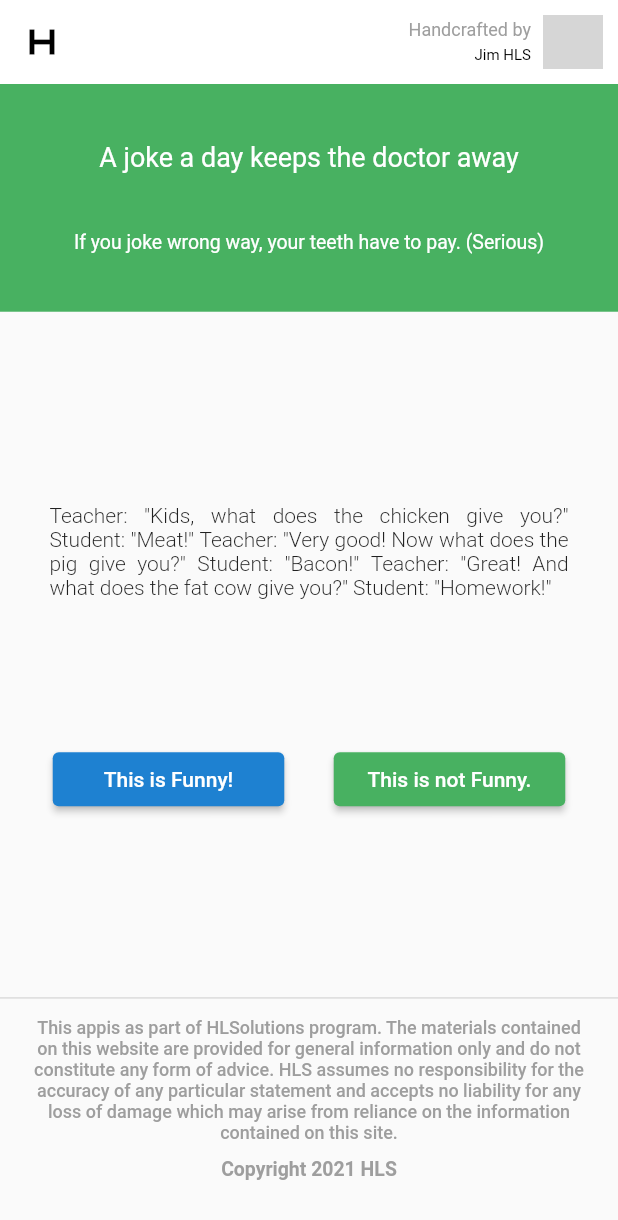
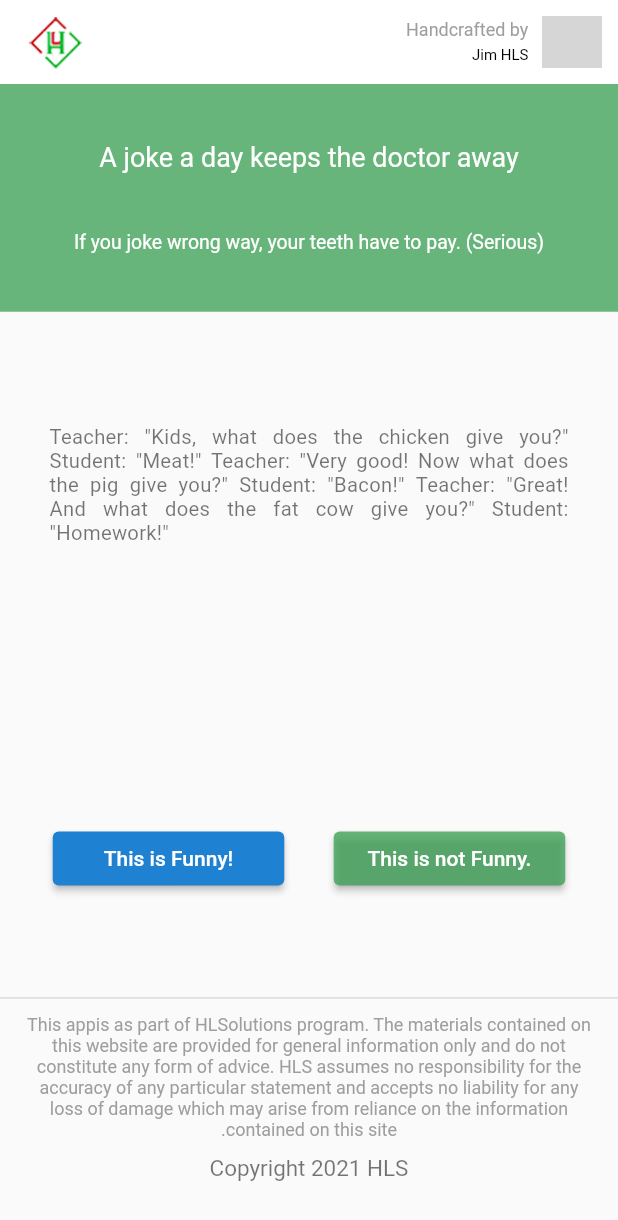
Before and after one commit to T-qa/hls-interview-test, a Flutter app: the screen it shows after launch, after a tap on "This is Funny!", on a phone screen of 412 x 824 dp. Shown: the top 1220 px of the screen. Run offline on Flutter 3.47's test engine with Material 2 defaults, Android fonts, the phone set to English and light mode, and no system bars; our stand-ins replace flutter_screenutil, sqflite, sqflite_common_ffi; accounts and stored records are empty; network calls fail; grey boxes are pictures that could not be loaded.

Commit message:
fix(mobile): resolve issue with initialJokes not updating on app restart

```diff
--- a/Mobile/joke_single_serving_app/lib/constants/app_constant.dart
+++ b/Mobile/joke_single_serving_app/lib/constants/app_constant.dart
@@ -6,7 +6,7 @@ class AppConstants {
       'That\'s all the jokes for today! Come back another day!';
   static const String copyRightMessage =
       'This appis as part of HLSolutions program. The materials contained on this website are provided for general information only and do not constitute any form of advice. HLS assumes no responsibility for the accuracy of any particular statement and accepts no liability for any loss of damage which may arise from reliance on the information contained on this site.';
-  static const Color green = Color.fromARGB(255, 72, 177, 97);
+  static const Color green = Color.fromARGB(196, 59, 160, 83);
   static const Color blue = Color.fromARGB(255, 30, 129, 209);
   static const Color white = Colors.white;
 }
--- a/Mobile/joke_single_serving_app/lib/services/joke_service.dart
+++ b/Mobile/joke_single_serving_app/lib/services/joke_service.dart
@@ -1,5 +1,8 @@
+import 'dart:io';
+
 import 'package:sqflite/sqflite.dart';
 import 'package:path/path.dart';
+import 'package:sqflite_common_ffi/sqflite_ffi.dart';
 import '../models/joke.dart';
 import '../models/vote.dart';
 
@@ -21,7 +24,18 @@ class JokeService {
   Future<Database> _openDatabase() async {
     final String databasesPath = await getDatabasesPath();
     final String path = join(databasesPath, 'joke_database.db');
-    return openDatabase(path, version: 1,
+
+    final bool databaseExists = await databaseFactory.databaseExists(path);
+
+    // Delete the existing database file
+    if (databaseExists) {
+      await databaseFactory.deleteDatabase(path);
+    }
+
+    final Database database = await databaseFactory.openDatabase(
+      path,
+      options: OpenDatabaseOptions(
+        version: 1,
         onCreate: (Database db, int version) async {
           await db.execute('''
             CREATE TABLE jokes (
@@ -61,7 +75,11 @@ class JokeService {
           for (final joke in initialJokes) {
             await db.insert('jokes', joke.toMap());
           }
-    });
+        },
+      ),
+    );
+
+    return database;
   }
 
   Future<void> _closeDatabase(Database database) async {
--- a/Mobile/joke_single_serving_app/lib/views/joke_homepage.dart
+++ b/Mobile/joke_single_serving_app/lib/views/joke_homepage.dart
@@ -1,4 +1,5 @@
 import 'package:flutter/material.dart';
+import 'package:flutter_screenutil/flutter_screenutil.dart';
 import 'package:joke_single_serving_app/constants/app_constant.dart';
 import 'package:joke_single_serving_app/views/joke_view.dart';
 
@@ -12,20 +13,25 @@ class JokeHomePage extends StatefulWidget {
 class _JokeHomePageState extends State<JokeHomePage> {
   @override
   Widget build(BuildContext context) {
+    ScreenUtil.init(context,
+        designSize: const Size(375, 825),
+        minTextAdapt: true // Provide your design size
+        );
     return SafeArea(
       child: Scaffold(
         appBar: AppBar(
-          leading: Container(
-            padding: const EdgeInsets.all(8),
-            child: const Icon(
-              Icons.h_mobiledata_outlined,
-              size: 40,
-              color: Colors.black,
+          leading: Padding(
+            padding: EdgeInsets.only(left: 16.w),
+            child: Image.asset(
+              'assets/images/logo.png',
+              width: 40.w,
+              height: 40.h,
+              fit: BoxFit.contain,
             ),
           ),
-          actions: const [
+          actions: [
             Padding(
-              padding: EdgeInsets.all(10.0),
+              padding: EdgeInsets.all(10.w),
               child: Row(
                 children: [
                   Column(
@@ -35,24 +41,25 @@ class _JokeHomePageState extends State<JokeHomePage> {
                       Text(
                         'Handcrafted by',
                         style: TextStyle(
-                          fontSize: 12,
+                          fontSize: 12.sp,
                           color: Colors.grey,
                         ),
                       ),
-                      SizedBox(height: 4),
+                      SizedBox(height: 4.h),
                       Text(
                         'Jim HLS',
                         style: TextStyle(
-                          fontSize: 10,
+                          fontSize: 10.sp,
                           color: Colors.black,
                         ),
                       ),
                     ],
                   ),
-                  SizedBox(width: 8),
-                  CircleAvatar(
+                  SizedBox(width: 8.w),
+                  const CircleAvatar(
                     backgroundImage: NetworkImage(
-                        'https://cdn.quotesgram.com/img/97/60/1409672537-Smile-Quotes-Graphics-157.jpg'),
+                      'https://cdn.quotesgram.com/img/97/60/1409672537-Smile-Quotes-Graphics-157.jpg',
+                    ),
                   ),
                 ],
               ),
--- a/Mobile/joke_single_serving_app/lib/views/joke_view.dart
+++ b/Mobile/joke_single_serving_app/lib/views/joke_view.dart
@@ -91,7 +91,7 @@ class _JokeViewState extends State<JokeView> {
                   horizontal: 20.w,
                 ),
                 child: Column(
-                  mainAxisAlignment: MainAxisAlignment.center,
+                  mainAxisAlignment: MainAxisAlignment.spaceEvenly,
                   children: [
                     Container(
                       padding: EdgeInsets.symmetric(
@@ -102,8 +102,11 @@ class _JokeViewState extends State<JokeView> {
                       child: Text(
                         _currentJoke!.text,
                         style: TextStyle(
-                          fontSize: 14.sp,
-                          fontWeight: FontWeight.w300,
+                          height: 1.2,
+                          fontSize: 13.5.sp,
+                          color: Colors.black54,
+                          fontWeight: FontWeight.w400,
+                          letterSpacing: 0.2,
                         ),
                         textAlign: TextAlign.justify,
                       ),
@@ -177,11 +180,10 @@ class _JokeViewState extends State<JokeView> {
                 ),
               ),
         const Divider(thickness: 1),
-        Container(
-          height: 120.h,
+        Padding(
           padding: EdgeInsets.symmetric(
-            vertical: 5.h,
-            horizontal: 20.w,
+            vertical: 3.h,
+            horizontal: 14.w,
           ),
           child: Column(
             children: [
@@ -190,9 +192,11 @@ class _JokeViewState extends State<JokeView> {
                 style: TextStyle(
                   color: Colors.grey,
                   fontSize: 12.sp,
-                  fontWeight: FontWeight.w500,
+                  fontWeight: FontWeight.w400,
                 ),
                 textAlign: TextAlign.center,
+                softWrap: true,
+                textDirection: TextDirection.rtl,
               ),
               SizedBox(
                 height: 10.h,
@@ -200,9 +204,9 @@ class _JokeViewState extends State<JokeView> {
               Text(
                 'Copyright 2021 HLS',
                 style: TextStyle(
-                  fontSize: 13.sp,
-                  color: Colors.grey,
-                  fontWeight: FontWeight.w600,
+                  fontSize: 15.sp,
+                  color: Colors.black54,
+                  fontWeight: FontWeight.w400,
                 ),
               ),
             ],
```
Also changed, not shown: Mobile/joke_single_serving_app/pubspec.yaml (+5 -2 lines), Mobile/joke_single_serving_app/assets/images/logo.png (added), Mobile/joke_single_serving_app/pubspec.lock. Lines whose indentation alone changed are shown as unchanged.
